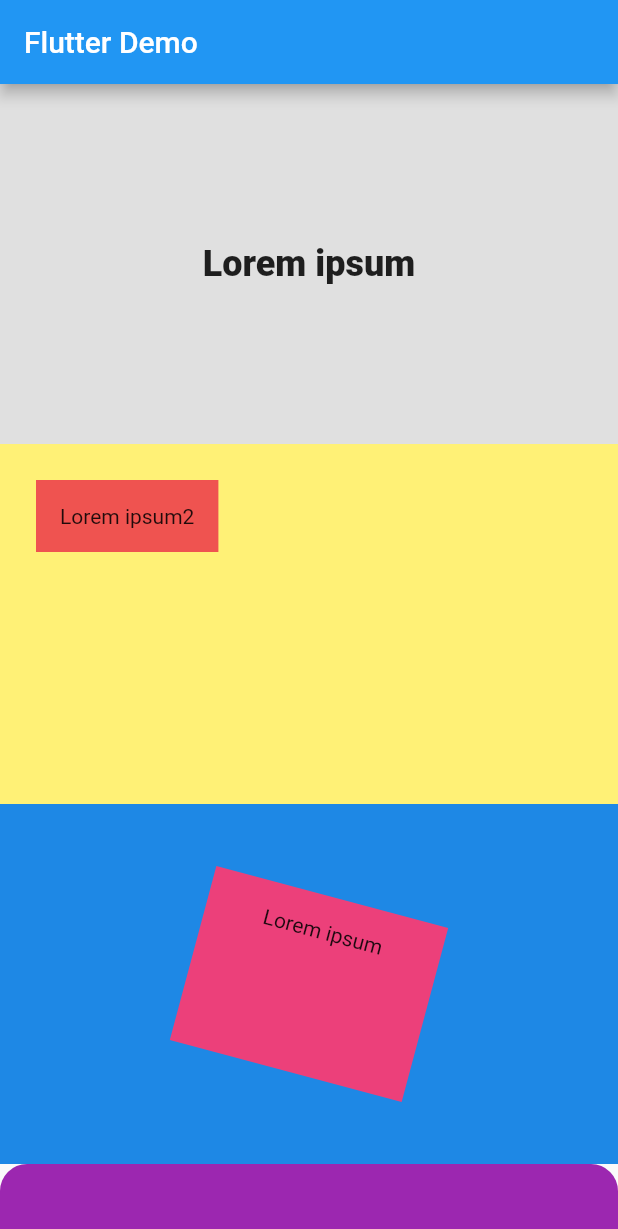
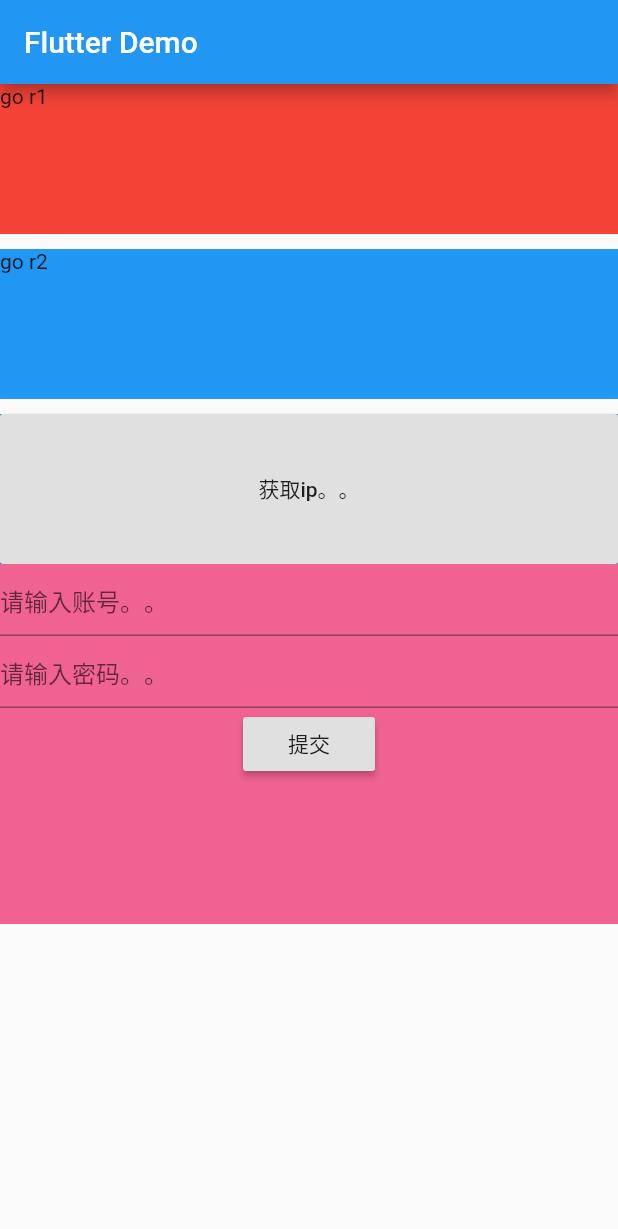
Before and after one commit to bolosea/flutter-learn, a Flutter app: the screen it shows after launch, on a phone screen of 412 x 824 dp. Shown: the top 1229 px of the screen. Run offline on Flutter 3.47's test engine with Material 2 defaults, Android fonts, the phone set to English and light mode, and no system bars; Roboto replaces fonts that are missing (Georgia).

Commit message:
add forRN

```diff
--- /dev/null
+++ b/lib/forRN/Demo.dart
@@ -0,0 +1,106 @@
+import 'dart:convert';
+import 'dart:io';
+
+import "package:flutter/material.dart";
+
+class Demo extends StatelessWidget {
+  Demo({Key key}) : super(key: key);
+
+  final TextEditingController _nameController = TextEditingController();
+
+  @override
+  Widget build(BuildContext context) {
+    return Scaffold(
+      // appBar: AppBar(title: Text("demo"),leading: IconButton(icon: Icon(Icons.access_alarm), onPressed: () {},),),
+      body: ListView(
+        children: <Widget>[
+          GestureDetector(
+            child: Container(
+              height: 100,
+              color: Colors.red,
+              child: Text("go r1"),
+            ),
+            onTap: () {
+              Navigator.pushNamed(context, "/r1");
+            },
+          ),
+          SizedBox(
+            height: 10.0,
+          ),
+          GestureDetector(
+            child: Container(
+              height: 100,
+              color: Colors.blue,
+              child: Text("go r2"),
+            ),
+            onTap: () {
+              print('tap r2');
+              Navigator.pushNamed(context, "/r2");
+            },
+          ),
+          GestureDetector(
+            child: Container(
+              margin: EdgeInsets.only(top: 10.0),
+              height: 100,
+              color: Colors.blue,
+              child: RaisedButton(
+                onPressed: () async {
+                  final url = Uri.https('httpbin.org', 'ip');
+                  final httpClient = HttpClient();
+                  // print('ip2:');
+                  var request = await httpClient.getUrl(url);
+                  var resp = await request.close();
+                  var respBody = await resp.transform(utf8.decoder).join();
+                  print(respBody);
+                  print('ip3:');
+                },
+                child: Text("获取ip。。"),
+              ),
+            ),
+          ),
+          //textField
+          Container(
+            height: 240,
+            color: Colors.pink[300],
+            child: Column(
+              children: <Widget>[
+                TextField(
+                  controller: _nameController,
+                  decoration: InputDecoration(
+                    hintText: "请输入账号。。"
+                  ),
+                ),
+                TextField(
+                  controller: _nameController,
+                  decoration: InputDecoration(
+                    hintText: "请输入密码。。"
+                  ),
+                ),
+                RaisedButton(onPressed: (){
+                  print(_nameController.text);
+                },child: Text('提交'),)
+              ],
+            ),
+          )
+
+        ],
+      ),
+    );
+  }
+}
+
+class R1 extends StatelessWidget {
+  @override
+  Widget build(BuildContext context) {
+    // TODO: implement build
+    return Container(child: Text("r1"), color: Colors.yellow);
+  }
+}
+
+class R2 extends StatelessWidget {
+  @override
+  Widget build(BuildContext context) {
+    // TODO: implement build
+    return Container(child: Text("r2"), color: Colors.green);
+  }
+}
--- a/lib/main.dart
+++ b/lib/main.dart
@@ -2,17 +2,19 @@ import 'package:flutter/material.dart';
 import 'package:flutter_learn/others/FavoriteWidget.dart';
 import 'package:flutter_learn/tutorials/BoxB.dart';
 import 'basic-widgets/_container.dart';
-import 'forweb/Demo.dart';
-
+import 'forRN/Demo.dart';
 
 main(List<String> args) {
   // runApp(new MaterialApp(title: 'basic widgets', home: MyContainer()));
   runApp(MaterialApp(
-    home: new Scaffold(
-        appBar: new AppBar(
-          title: new Text('Flutter Demo'),
-        ),
-        body: Demo(),
-  )));
-
+      home: new Scaffold(
+    appBar: new AppBar(
+      title: new Text('Flutter Demo'),
+    ),
+    body: Demo(),
+  ),routes: {
+    "/r1": (context)=>R1(),
+    "/r2": (context)=>R2()
+  },),
+  );
 }
```
